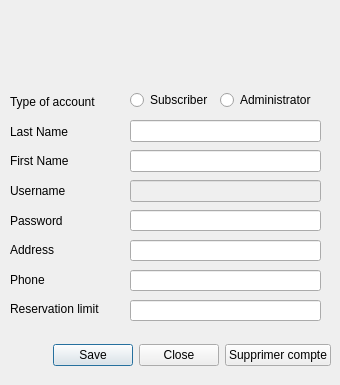
Above: source/accountdialog.ui from sophieham/Glybook before the change. Below: the same form after it.
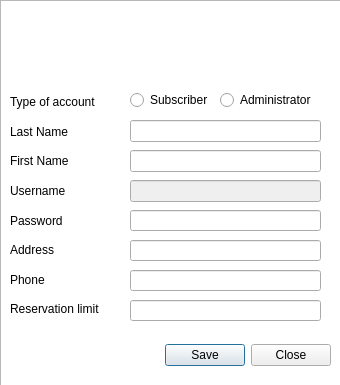
That is the form after the change. Icons and pictures are not drawn.

Diff of the .ui file:
```diff
--- a/source/accountdialog.ui
+++ b/source/accountdialog.ui
@@ -170,6 +170,9 @@
    <layout class="QHBoxLayout" name="allButtonBox_3">
     <item>
      <widget class="QDialogButtonBox" name="dialogButton">
+      <property name="styleSheet">
+       <string notr="true"/>
+      </property>
       <property name="orientation">
        <enum>Qt::Horizontal</enum>
       </property>
@@ -178,13 +181,6 @@
       </property>
      </widget>
     </item>
-    <item>
-     <widget class="QPushButton" name="removeAccButton">
-      <property name="text">
-       <string>Supprimer compte</string>
-      </property>
-     </widget>
-    </item>
     <item>
      <layout class="QHBoxLayout" name="horizontalLayout_3"/>
     </item>
@@ -281,6 +277,32 @@
     <bool>true</bool>
    </property>
   </widget>
+  <widget class="QGraphicsView" name="graphicsView">
+   <property name="geometry">
+    <rect>
+     <x>0</x>
+     <y>0</y>
+     <width>341</width>
+     <height>391</height>
+    </rect>
+   </property>
+   <property name="styleSheet">
+    <string notr="true">background-image: url(:/icons/background.png);</string>
+   </property>
+  </widget>
+  <zorder>graphicsView</zorder>
+  <zorder>verticalLayoutWidget</zorder>
+  <zorder>lNameEdit</zorder>
+  <zorder>phoneEdit</zorder>
+  <zorder>addressEdit</zorder>
+  <zorder>layoutWidget</zorder>
+  <zorder>passEdit</zorder>
+  <zorder>resvLimitEdit</zorder>
+  <zorder>fNameEdit</zorder>
+  <zorder>userEdit</zorder>
+  <zorder>adm_RB</zorder>
+  <zorder>sub_RB</zorder>
+  <zorder>picture</zorder>
  </widget>
  <resources>
   <include location="resource.qrc"/>
```
